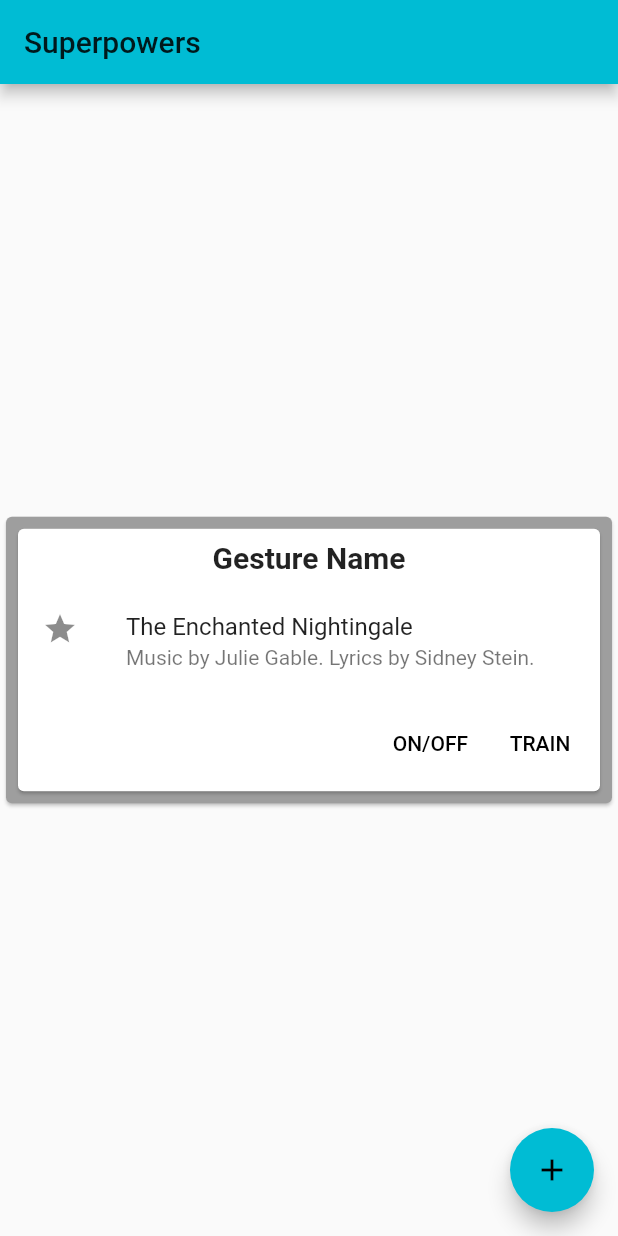
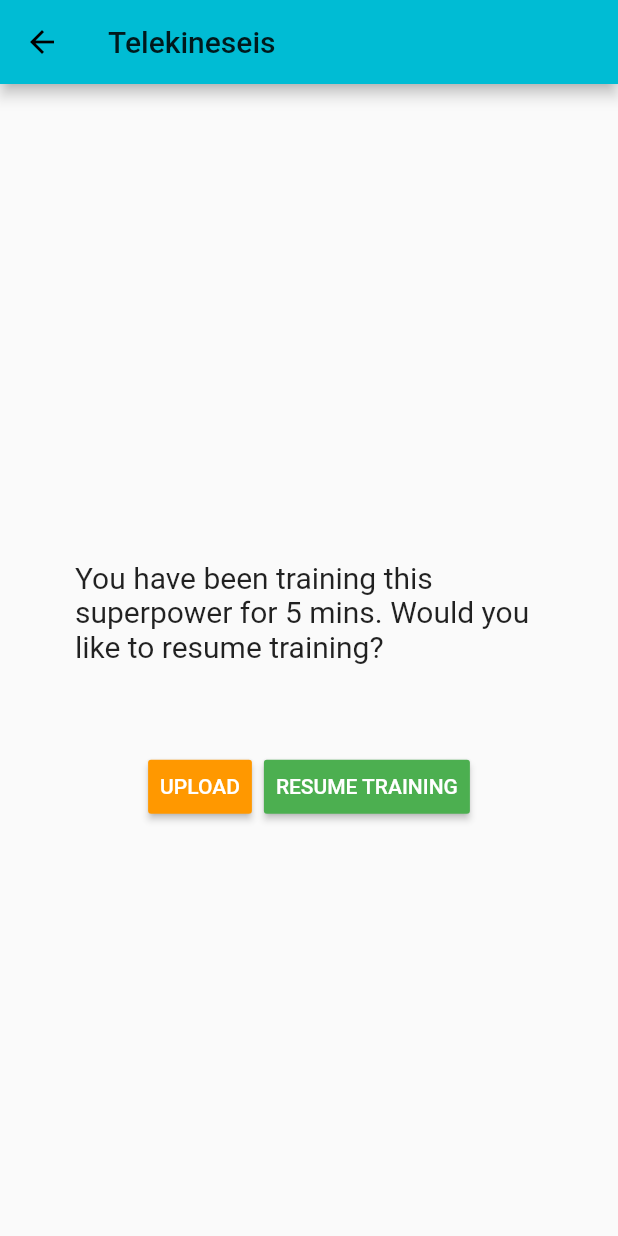
Before and after one commit to Syltaris/gestice-league-app, a Flutter app: the screen it shows after launch, after a tap on "TRAIN", on a phone screen of 412 x 824 dp. Run offline on Flutter 3.47's test engine with Material 2 defaults, Android fonts, the light colour scheme and no system bars.

Commit message:
create basic training gesture page

```diff
--- a/app/lib/gestureList.dart
+++ b/app/lib/gestureList.dart
@@ -1,10 +1,27 @@
 import 'package:flutter/material.dart';
 
+import 'package:app/trainingPage.dart';
+
 class GestureItem extends StatefulWidget {
-  //GestureItem({Key key, this.title}) : super(key: key);
+  bool _isGestureTrained;
+  bool _isGestureActive;
+  String _gestureTrainingDuration;
+  String _gestureName;
+
+  GestureItem(
+    this._isGestureTrained,
+    this._isGestureActive,
+    this._gestureTrainingDuration,
+    this._gestureName
+  );
 
   @override
-  _GestureItemState createState() => _GestureItemState();
+  _GestureItemState createState() => _GestureItemState(
+    _isGestureTrained,
+    _isGestureActive,
+    _gestureTrainingDuration,
+    _gestureName
+  );
 }
 
 /*
@@ -19,9 +36,27 @@ class _GestureItemState extends State<GestureItem> {
 
   bool _isEditingName = false;
 
+  bool _isGestureTrained;
+  bool _isGestureActive;
+  String _gestureTrainingDuration;
+  String _gestureName;
 
-  bool _isGestureActive = false;
-  String _gestureName = "Gesture Name";
+  _GestureItemState(
+    this._isGestureTrained,
+    this._isGestureActive,
+    this._gestureTrainingDuration,
+    this._gestureName
+  );
+
+  void _pushTraining() {
+    Navigator.of(context).push(
+      new MaterialPageRoute<void>(
+        builder: (BuildContext context) {
+          return TrainingPage(_gestureName, _isGestureTrained, _gestureTrainingDuration);
+        },
+      )
+    );
+  }
 
   @override
   Widget build(BuildContext context) { //reruns when setState
@@ -66,7 +101,7 @@ class _GestureItemState extends State<GestureItem> {
                   ),
                   FlatButton(
                     child: const Text('TRAIN'),
-                    onPressed: () { /* ... */ },
+                    onPressed: () => _pushTraining(),
                   ),
                 ],
               ),
--- a/app/lib/main.dart
+++ b/app/lib/main.dart
@@ -26,7 +26,8 @@ class HomePage extends StatefulWidget {
 }
 
 /*
-  Needs to take in a list of mini widgets, each representing a gesture
+  Needs to take in a list of mini widgets, each representing a gesture.
+  Gesture list to map!
 */
 class _MyHomePageState extends State<HomePage> {
   int _counter = 0;
@@ -47,15 +48,27 @@ class _MyHomePageState extends State<HomePage> {
         child: Column( //list of children vertically, fills parent,
           mainAxisAlignment: MainAxisAlignment.center, //mainAxis here is vertical axis, cross is hori
           children: <Widget>[
-            GestureItem(),
+            GestureItem(
+              false,
+              false,
+              "5 mins",
+              "Telekineseis"
+            ),
+            GestureItem(
+              true,
+              true,
+              "15 mins",
+              "Woohoo!"
+            ),
+            GestureItem(
+              false,
+              false,
+              "0 mins",
+              "New Superpower"
+            ),
           ],
         ),
       ),
-      floatingActionButton: FloatingActionButton(
-        onPressed: _incrementCounter,
-        tooltip: 'Increment',
-        child: Icon(Icons.add),
-      ), // This trailing comma makes auto-formatting nicer for build methods.
     );
   }
 }
--- /dev/null
+++ b/app/lib/trainingPage.dart
@@ -0,0 +1,72 @@
+import 'package:flutter/material.dart';
+
+class TrainingPage extends StatefulWidget {
+  final String title;
+  final bool trained;
+  final String trainingDuration;
+
+  TrainingPage(this.title, this.trained, this.trainingDuration);
+
+  @override
+  _TrainingPageState createState() => _TrainingPageState(this.trained, this.trainingDuration);
+}
+
+/*
+
+*/
+class _TrainingPageState extends State<TrainingPage> {
+  bool _isTrained = false; //need to bring out from root data
+  String _trainingDuration = "5 minutes";
+
+  _TrainingPageState(this._isTrained, this._trainingDuration);
+
+  @override
+  Widget build(BuildContext context) { //reruns when setState
+    return Scaffold(
+      appBar: AppBar( // MyHomePage object in App.build 's title ...?
+        title: Text(widget.title),
+      ),
+      body: Center(
+        child: Column(
+          mainAxisAlignment: MainAxisAlignment.center, //mainAxis here is vertical axis, cross is hori
+          children: <Widget>[
+            Padding(
+              padding: EdgeInsets.all(50.0),
+              child: _isTrained
+              ? Text('You have already trained this superpower!',
+                  style: TextStyle(
+                    fontSize: 20,
+                  )
+                )
+              : Text('You have been training this superpower for $_trainingDuration. Would you like to resume training?',
+                  style: TextStyle(
+                    fontSize: 20,
+                  )
+                ),
+            ),
+            ButtonTheme.bar( // make buttons use the appropriate styles for cards
+              child: ButtonBar(
+                alignment: MainAxisAlignment.center,
+                children: <Widget>[
+                  RaisedButton(
+                    color: Colors.orange,
+                    textColor: Colors.white,
+                    child: const Text('UPLOAD'),
+                    onPressed: _isTrained ? null : () => {},
+                  ),
+                  RaisedButton(
+                    color: Colors.green,
+                    disabledColor: Colors.grey,
+                    textColor: Colors.white,
+                    child: const Text('RESUME TRAINING'),
+                    onPressed: _isTrained ? null : () => {},
+                  ),
+                ],
+              ),
+            ),
+          ]
+        )
+      )
+    );
+  }
+}
```
